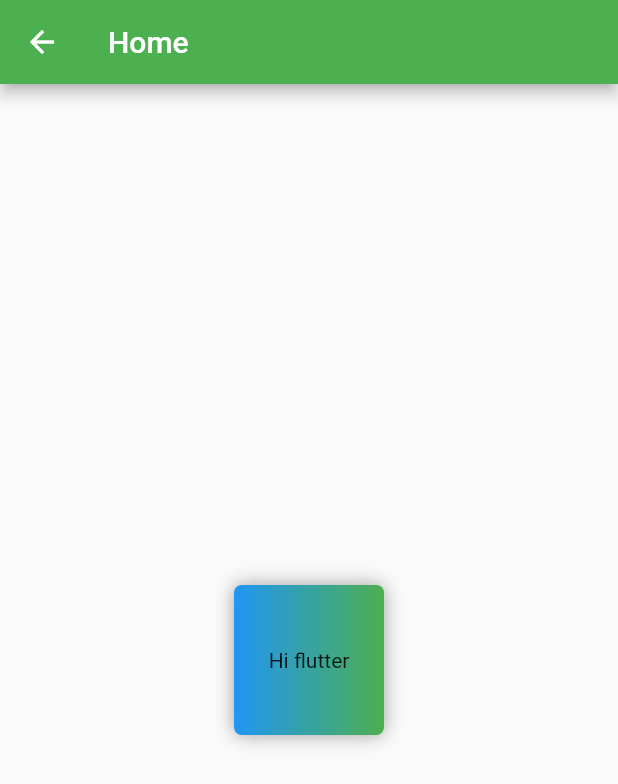
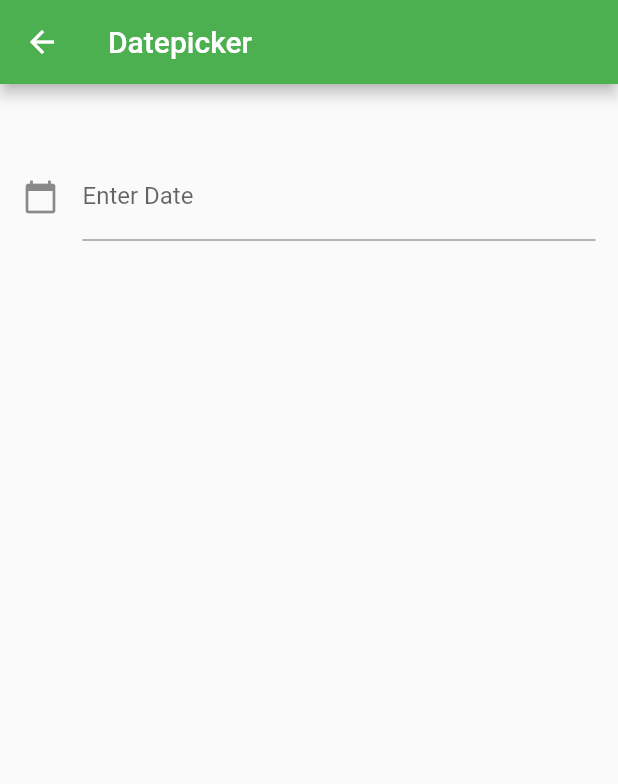
Before and after one commit to FernandoAguero/compost, a Flutter app: the HomePage screen opened by its route, on a phone screen of 412 x 824 dp. Shown: the top 784 px of the screen. Run offline on Flutter 3.47's test engine with Material 2 defaults, Android fonts, the phone set to English and light mode, and no system bars; our stand-ins replace shared_preferences; accounts and stored records are empty.

Commit message:
datepicker start

```diff
--- a/lib/pages/home_page.dart
+++ b/lib/pages/home_page.dart
@@ -1,7 +1,9 @@
 import 'package:flutter/material.dart';
 import 'dart:convert';
+import 'package:intl/date_symbol_data_local.dart';
+import 'package:intl/intl.dart';
 
-class HomePage extends StatefulWidget {
+/* class HomePage extends StatefulWidget {
 static const String routeName = "/home";
 @override
 _HomePageState createState() => _HomePageState();
@@ -36,4 +38,63 @@ class _HomePageState extends State<HomePage> {
         child: Text("Hi flutter"),
       )));
 }
+} */
+
+class HomePage extends StatefulWidget {
+  static const String routeName = "/home";
+  @override
+  State<HomePage> createState() => _HomePageState();
 }
+
+class _HomePageState extends State<HomePage> {
+  TextEditingController dateController = TextEditingController();
+
+  @override
+  void initState() {
+    dateController.text = ""; //set the initial value of text field
+    super.initState();
+  }
+
+  @override
+  Widget build(BuildContext context) {
+    return Scaffold(
+        appBar: AppBar(title: const Text("Datepicker")),
+        body: Container(
+            padding: const EdgeInsets.all(15),
+            height: 150,
+            child: Center(
+                child: TextField(
+              controller: dateController, //editing controller of this TextField
+              decoration: const InputDecoration(
+                  icon: Icon(Icons.calendar_today), //icon of text field
+                  labelText: "Enter Date" //label text of field
+                  ),
+              readOnly: true, // when true user cannot edit text
+              onTap: () async {
+                DateTime? pickedDate = await showDatePicker(
+                    context: context,
+                    initialDate: DateTime.now(), //get today's date
+                    firstDate: DateTime(
+                        2000), //DateTime.now() - not to allow to choose before today.
+                    lastDate: DateTime(2101));
+
+                if (pickedDate != null) {
+                  print(
+                      pickedDate); //get the picked date in the format => 2022-07-04 00:00:00.000
+                  String formattedDate = DateFormat('yyyy-MM-dd').format(
+                      pickedDate); // format date in required form here we use yyyy-MM-dd that means time is removed
+                  print(
+                      formattedDate); //formatted date output using intl package =>  2022-07-04
+                  //You can format date as per your need
+
+                  setState(() {
+                    dateController.text =
+                        formattedDate; //set foratted date to TextField value.
+                  });
+                } else {
+                  print("Date is not selected");
+                }
+              },
+            ))));
+  }
+}
--- a/pubspec.yaml
+++ b/pubspec.yaml
@@ -36,6 +36,7 @@ dependencies:
   # Use with the CupertinoIcons class for iOS style icons.
   cupertino_icons: ^1.0.2
   shared_preferences: ^2.1.0
+  intl: ^0.18.1
 
 dev_dependencies:
   flutter_test:
```
Also changed, not shown: pubspec.lock. Lines whose indentation alone changed are shown as unchanged.
